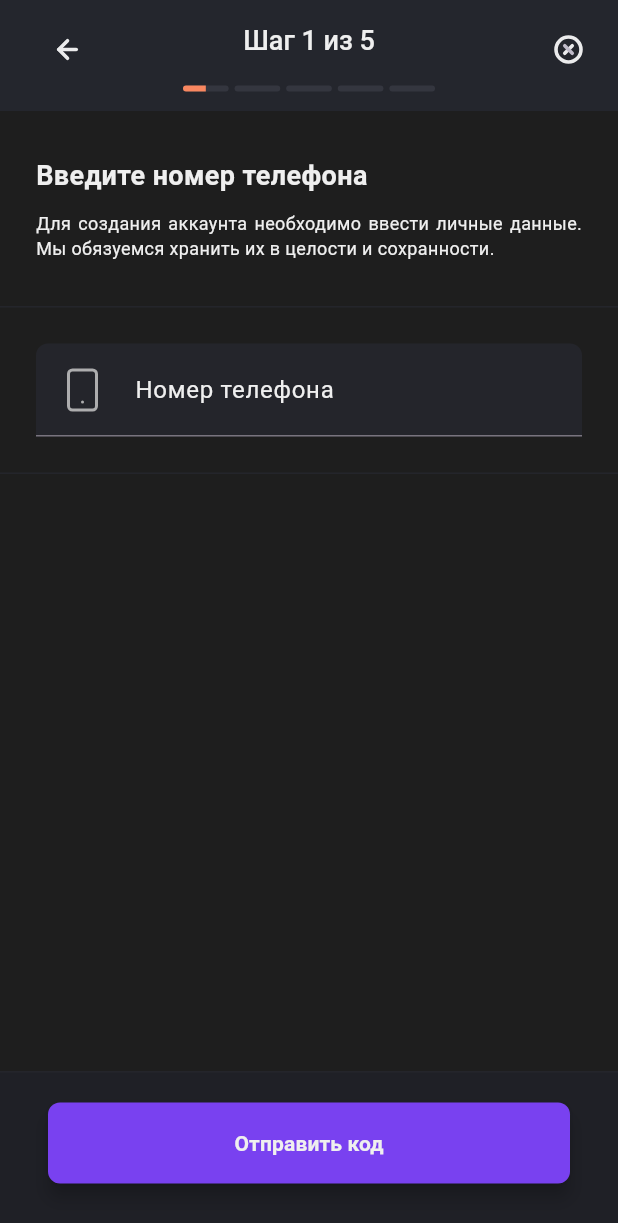
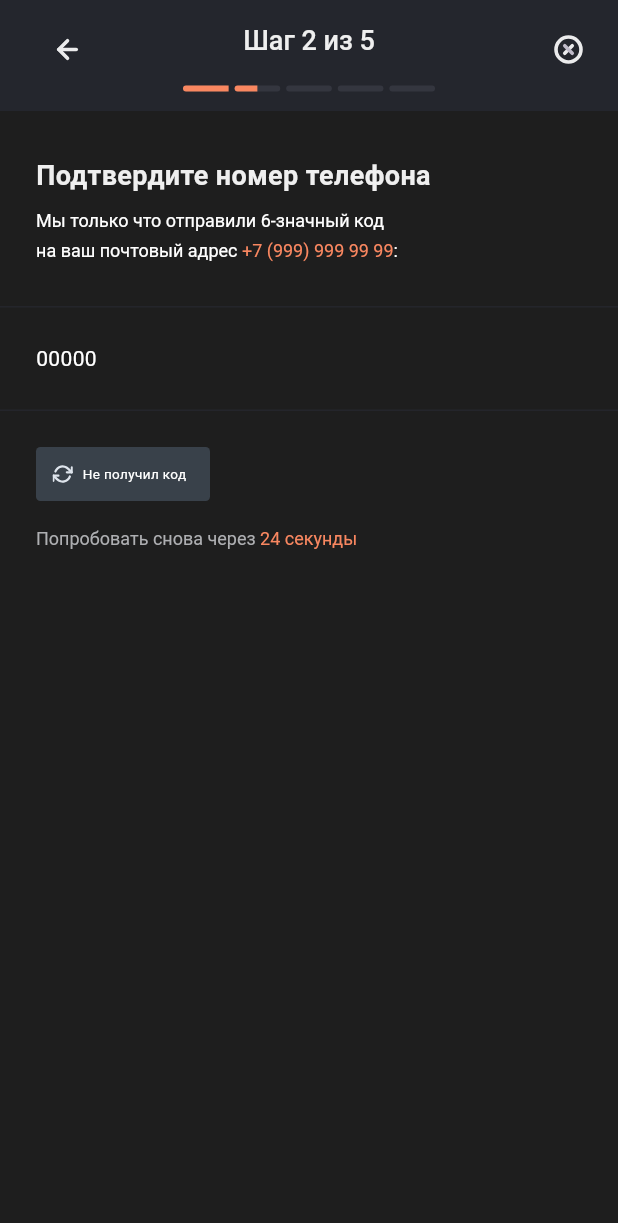
Before and after one commit to PLUXVR/rtk, a Flutter app: the screen it shows after launch, on a phone screen of 412 x 824 dp. Shown: the top 1223 px of the screen. Run offline on Flutter 3.47's test engine with Material 3 defaults, Android fonts, the phone set to English and light mode, and no system bars; our stand-ins replace flutter_svg.

Commit message:
Veriication widget. No input

```diff
--- a/lib/main.dart
+++ b/lib/main.dart
@@ -1,5 +1,6 @@
 import 'package:flutter/material.dart';
 import 'package:flutter_rtk/src/app/modules/step_one_phone_number/phone_number_widget.dart';
+import 'package:flutter_rtk/src/app/modules/step_two_verification/step_two_verification_widget.dart';
 
 void main() {
   runApp(const MyApp());
@@ -11,8 +12,6 @@ class MyApp extends StatelessWidget {
   @override
   Widget build(BuildContext context) => const MaterialApp(
         title: 'Flutter RTK',
-        home: PhoneNumberScreen(
-          stepsCount: 5,
-        ),
+        home: VerificationWidget(),
       );
 }
--- a/lib/src/app/colors/colors.dart
+++ b/lib/src/app/colors/colors.dart
@@ -16,4 +16,7 @@ Color buttonNextColorActive = const Color(0xFF7941F0);
 abstract final class AppColors {
   static const white = Colors.white;
   static const orange300 = Color(0xFFF98760);
+  static const neutal50 = Color(0xFFDEE4EC);
+  static const neutal700 = Color(0xFF39414A);
+  static const gray100 = Color(0xFFAEAFB2);
 }
--- a/lib/src/app/modules/step_one_phone_number/phone_number_widget.dart
+++ b/lib/src/app/modules/step_one_phone_number/phone_number_widget.dart
@@ -1,5 +1,3 @@
-import 'dart:ffi';
-
 import 'package:flutter/material.dart';
 import 'package:flutter_rtk/src/app/colors/colors.dart';
 import 'package:flutter_rtk/src/app/widgets/app_bar/default_app_bar.dart';
@@ -10,10 +8,10 @@ import 'package:flutter_rtk/src/app/widgets/text_info_widget/text_info_widget.da
 import 'package:flutter_svg/svg.dart';
 
 class PhoneNumberScreen extends StatefulWidget {
-  final int stepsCount;
+  // final int stepsCount;
   const PhoneNumberScreen({
     super.key,
-    required this.stepsCount,
+    // required this.stepsCount,
   });
 
   @override
@@ -21,23 +19,23 @@ class PhoneNumberScreen extends StatefulWidget {
 }
 
 class _PhoneNumberScreenState extends State<PhoneNumberScreen> {
-  int _currenStep = 1;
+  // int _currenStep = 1;
 
-  nextStep() {
-    if (_currenStep < widget.stepsCount) {
-      setState(() {
-        _currenStep++;
-      });
-    }
-  }
+  // nextStep() {
+  //   if (_currenStep < widget.stepsCount) {
+  //     setState(() {
+  //       _currenStep++;
+  //     });
+  //   }
+  // }
 
-  previousStep() {
-    if (_currenStep > 1) {
-      setState(() {
-        _currenStep--;
-      });
-    }
-  }
+  // previousStep() {
+  //   if (_currenStep > 1) {
+  //     setState(() {
+  //       _currenStep--;
+  //     });
+  //   }
+  // }
 
   @override
   Widget build(BuildContext context) {
@@ -46,10 +44,10 @@ class _PhoneNumberScreenState extends State<PhoneNumberScreen> {
       appBar: DefaultAppBar(
         additionHeight: 20,
         titleText: "Шаг 1 из 5",
-        bottomAppBarChild: Padding(
-          padding: const EdgeInsets.symmetric(horizontal: 120.0),
+        bottomAppBarChild: const Padding(
+          padding: EdgeInsets.symmetric(horizontal: 120.0),
           child: StepBar(
-            currentStep: _currenStep,
+            currentStep: 1,
             stepsCount: 5,
           ),
         ),
@@ -61,7 +59,11 @@ class _PhoneNumberScreenState extends State<PhoneNumberScreen> {
       ),
       body: Column(
         children: [
-          const TextInfoWidget(),
+          const TextInfoWidget(
+            headingText: 'Введите номер телефона',
+            // bodyText:
+            //     'Для создания аккаунта необходимо ввести личные данные. Мы обязуемся хранить их в целости и сохранности.',
+          ),
           Container(
             width: double.infinity,
             decoration: const BoxDecoration(
@@ -125,7 +127,7 @@ class _PhoneNumberScreenState extends State<PhoneNumberScreen> {
               // if (_formKey.currentState!.validate()) {
               //   // Процесс регистрации
               // }
-              previousStep();
+              // previousStep();
             },
             child: Text(
               'Отправить код',
--- /dev/null
+++ b/lib/src/app/modules/step_two_verification/step_two_verification_widget.dart
@@ -0,0 +1,158 @@
+import 'package:flutter/material.dart';
+import 'package:flutter_rtk/src/app/colors/colors.dart';
+import 'package:flutter_rtk/src/app/widgets/app_bar/default_app_bar.dart';
+import 'package:flutter_rtk/src/app/widgets/rectangle_button/rectangle_button.dart';
+import 'package:flutter_rtk/src/app/widgets/step_bar/step_bar.dart';
+import 'package:flutter_rtk/src/app/widgets/text_info_widget/text_info_widget.dart';
+import 'package:flutter_svg/svg.dart';
+
+class VerificationWidget extends StatefulWidget {
+  // final int stepsCount;
+  const VerificationWidget({
+    super.key,
+    // required this.stepsCount,
+  });
+
+  @override
+  State<VerificationWidget> createState() => _VerificationWidgetState();
+}
+
+class _VerificationWidgetState extends State<VerificationWidget> {
+  @override
+  Widget build(BuildContext context) {
+    return Scaffold(
+      backgroundColor: bodyBackgroundColor,
+      appBar: DefaultAppBar(
+        additionHeight: 20,
+        titleText: "Шаг 2 из 5",
+        bottomAppBarChild: const Padding(
+          padding: EdgeInsets.symmetric(horizontal: 120.0),
+          child: StepBar(
+            currentStep: 2,
+            stepsCount: 5,
+          ),
+        ),
+        actions: [
+          DefaultRectangleButton(
+            child: SvgPicture.asset('assets/icons/x-circle.svg'),
+          )
+        ],
+      ),
+      body: Column(
+        children: [
+          TextInfoWidget(
+            headingText: "Подтвердите номер телефона",
+            bodyText: RichText(
+              text: const TextSpan(
+                style: TextStyle(fontSize: 12, color: Colors.white),
+                children: [
+                  TextSpan(
+                      text:
+                          'Мы только что отправили 6-значный код \nна ваш почтовый адрес '),
+                  WidgetSpan(
+                    child: SizedBox(
+                      height: 20,
+                    ),
+                  ),
+                  TextSpan(
+                      text: '+7 (999) 999 99 99',
+                      style: TextStyle(color: AppColors.orange300)),
+                  TextSpan(text: ':'),
+                ],
+              ),
+            ),
+          ),
+          Container(
+            width: double.infinity,
+            decoration: const BoxDecoration(
+              border: Border(
+                top: BorderSide(
+                  width: 1,
+                  color: Color(0xFF24252B),
+                ),
+                bottom: BorderSide(
+                  width: 1,
+                  color: Color(0xFF24252B),
+                ),
+              ),
+            ),
+            child: const Padding(
+              padding: EdgeInsets.all(24.0),
+              child: Text(
+                '00000',
+                style: TextStyle(color: Colors.white),
+              ),
+            ),
+          ),
+          Padding(
+            padding: const EdgeInsets.only(top: 24.0, left: 24),
+            child: Column(
+              children: [
+                Align(
+                  alignment: Alignment.topLeft,
+                  child: GestureDetector(
+                    onTap: () {},
+                    child: AnimatedContainer(
+                      height: 36,
+                      width: 116,
+                      duration: const Duration(
+                        milliseconds: 150,
+                      ),
+                      decoration: const BoxDecoration(
+                        borderRadius: BorderRadius.all(
+                          Radius.circular(3),
+                        ),
+                        color: AppColors.neutal700,
+                        shape: BoxShape.rectangle,
+                      ),
+                      child: Padding(
+                        padding: const EdgeInsets.symmetric(horizontal: 11),
+                        child: Row(
+                          children: [
+                            SvgPicture.asset('assets/icons/refresh-cw.svg'),
+                            const SizedBox(
+                              width: 6,
+                            ),
+                            const Expanded(
+                              child: Text(
+                                'Не получил код',
+                                style:
+                                    TextStyle(color: Colors.white, fontSize: 9),
+                              ),
+                            ),
+                          ],
+                        ),
+                      ),
+                    ),
+                  ),
+                ),
+                SizedBox(
+                  height: 12,
+                ),
+                Align(
+                  alignment: Alignment.topLeft,
+                  child: RichText(
+                    text: const TextSpan(
+                      style: TextStyle(fontSize: 12, color: AppColors.gray100),
+                      children: [
+                        TextSpan(text: 'Попробовать снова через '),
+                        WidgetSpan(
+                          child: SizedBox(
+                            height: 20,
+                          ),
+                        ),
+                        TextSpan(
+                            text: '24 секунды',
+                            style: TextStyle(color: AppColors.orange300)),
+                      ],
+                    ),
+                  ),
+                ),
+              ],
+            ),
+          ),
+        ],
+      ),
+    );
+  }
+}
--- a/lib/src/app/widgets/text_info_widget/text_info_widget.dart
+++ b/lib/src/app/widgets/text_info_widget/text_info_widget.dart
@@ -3,7 +3,14 @@ import 'package:flutter/widgets.dart';
 import 'package:flutter_rtk/src/app/colors/colors.dart';
 
 class TextInfoWidget extends StatelessWidget {
-  const TextInfoWidget({super.key});
+  final String headingText;
+  final Widget bodyText;
+
+  const TextInfoWidget({
+    super.key,
+    this.headingText = "",
+    this.bodyText = const Text(''),
+  });
 
   @override
   Widget build(BuildContext context) {
@@ -16,7 +23,7 @@ class TextInfoWidget extends StatelessWidget {
             Row(
               children: [
                 Text(
-                  'Введите номер телефона',
+                  headingText!,
                   textAlign: TextAlign.left,
                   style: TextStyle(
                       color: textColor,
@@ -30,13 +37,7 @@ class TextInfoWidget extends StatelessWidget {
             ),
             Row(
               children: [
-                Expanded(
-                  child: Text(
-                    'Для создания аккаунта необходимо ввести личные данные. Мы обязуемся хранить их в целости и сохранности.',
-                    textAlign: TextAlign.justify,
-                    style: TextStyle(color: textColor, fontSize: 12),
-                  ),
-                ),
+                Expanded(child: bodyText),
               ],
             ),
           ],
```
Also changed, not shown: assets/icons/refresh-cw.svg (added).
